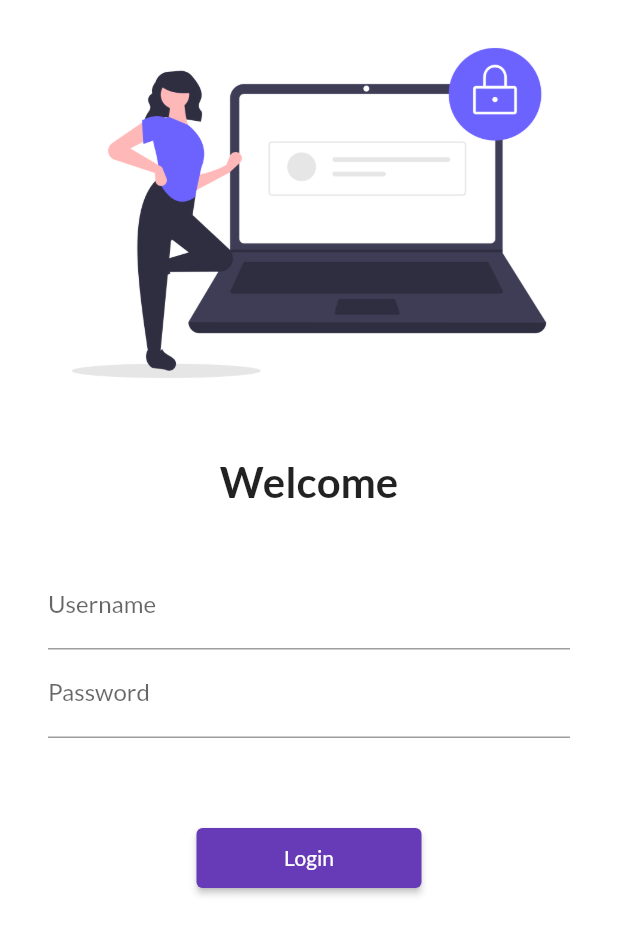
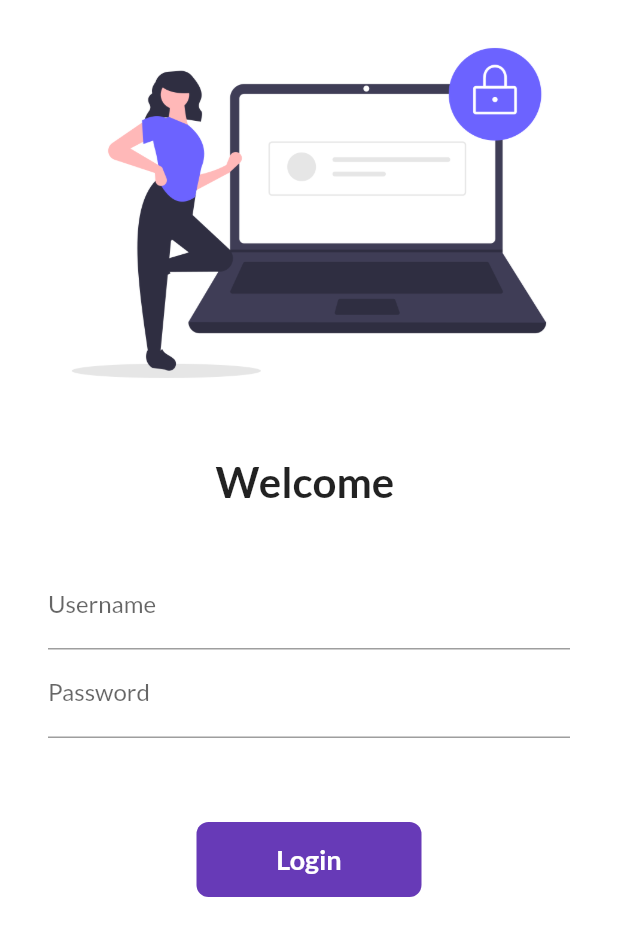
Before and after one commit to deepengajjar/flutter_eshop, a Flutter app: the screen it shows after launch, on a phone screen of 412 x 824 dp. Shown: the top 936 px of the screen. Run offline on Flutter 3.47's test engine with Material 2 defaults, Android fonts, the phone set to English and light mode, and no system bars; our stand-ins replace google_fonts.

Commit message:
Day 6 Completed

```diff
--- a/lib/pages/login_page.dart
+++ b/lib/pages/login_page.dart
@@ -1,7 +1,15 @@
 import 'package:e_shop/utils/routes.dart';
 import 'package:flutter/material.dart';
 
-class LoginPage extends StatelessWidget {
+class LoginPage extends StatefulWidget {
+  @override
+  State<LoginPage> createState() => _LoginPageState();
+}
+
+class _LoginPageState extends State<LoginPage> {
+  String name = '';
+  bool changeButton = false;
+
   @override
   Widget build(BuildContext context) {
     return Material(
@@ -17,7 +25,7 @@ class LoginPage extends StatelessWidget {
                 height: 20,
               ),
               Text(
-                "Welcome",
+                "Welcome $name",
                 style: TextStyle(
                   fontSize: 28,
                   fontWeight: FontWeight.bold,
@@ -36,6 +44,11 @@ class LoginPage extends StatelessWidget {
                         hintText: 'Enter User Name',
                         labelText: "Username",
                       ),
+                      onChanged: (value) {
+                        setState(() {
+                          name = value;
+                        });
+                      },
                     ),
                     TextFormField(
                       obscureText: true,
@@ -50,15 +63,49 @@ class LoginPage extends StatelessWidget {
               SizedBox(
                 height: 40,
               ),
-              ElevatedButton(
-                child: Text('Login'),
-                style: TextButton.styleFrom(
-                  minimumSize: Size(150, 40),
-                ),
-                onPressed: () {
+
+              InkWell(
+                onTap: () async {
+                  setState(() {
+                    changeButton = true;
+                  });
+                  await Future.delayed(Duration(seconds: 1));
                   Navigator.pushNamed(context, MyRoutes.homeRoute);
                 },
+                child: AnimatedContainer(
+                  duration: Duration(seconds: 1),
+                  alignment: Alignment.center,
+                  height: 50,
+                  width: changeButton ? 50 : 150,
+                  child: changeButton
+                      ? Icon(
+                          Icons.done,
+                          color: Colors.white,
+                        )
+                      : Text(
+                          "Login",
+                          style: TextStyle(
+                            color: Colors.white,
+                            fontWeight: FontWeight.bold,
+                            fontSize: 18,
+                          ),
+                        ),
+                  decoration: BoxDecoration(
+                    color: Colors.deepPurple,
+                    borderRadius: BorderRadius.circular(changeButton ? 50 : 8),
+                  ),
+                ),
               )
+
+              // ElevatedButton(
+              //   child: Text('Login'),
+              //   style: TextButton.styleFrom(
+              //     minimumSize: Size(150, 40),
+              //   ),
+              //   onPressed: () {
+              //     Navigator.pushNamed(context, MyRoutes.homeRoute);
+              //   },
+              // )
             ],
           ),
         ));
```
